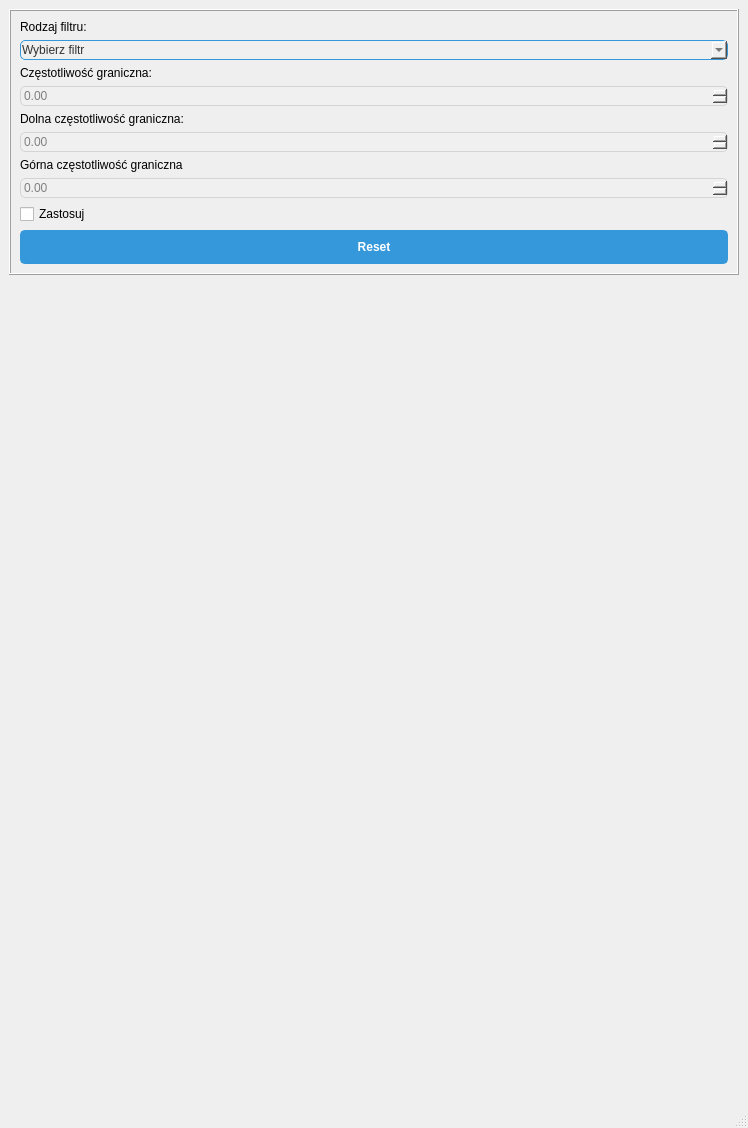
Before: the Qt Designer form dct_window.ui in dominik200029/Praca-dyplomowa, drawn with Qt 5.
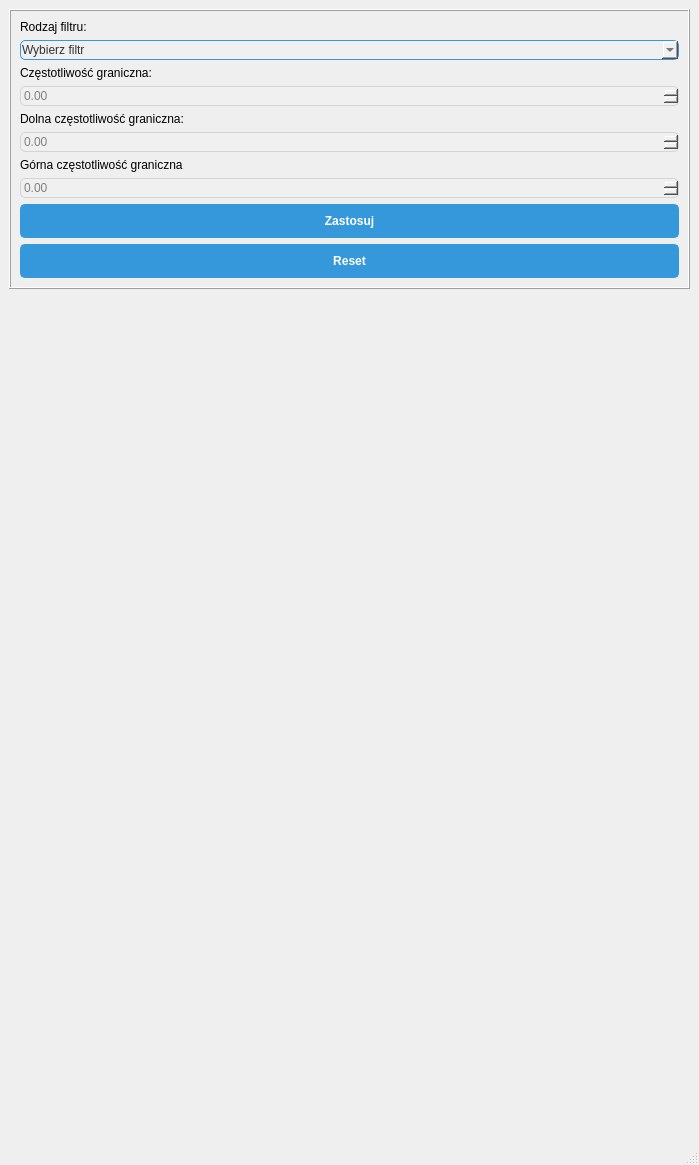
After: the same form once the commit is applied.

What changed in the file:
```diff
--- a/dct_window.ui
+++ b/dct_window.ui
@@ -6,8 +6,8 @@
    <rect>
     <x>0</x>
     <y>0</y>
-    <width>748</width>
-    <height>1128</height>
+    <width>699</width>
+    <height>1165</height>
    </rect>
   </property>
   <property name="windowTitle">
@@ -27,6 +27,52 @@
        <enum>QFrame::Raised</enum>
       </property>
       <layout class="QGridLayout" name="gridLayout_5">
+       <item row="7" column="0">
+        <widget class="QLabel" name="high_cut_off_frequency_label">
+         <property name="styleSheet">
+          <string notr="true">QLabel{
+font: 75 italic 10pt &quot;Century Gothic&quot;;}</string>
+         </property>
+         <property name="text">
+          <string>Górna częstotliwość graniczna</string>
+         </property>
+        </widget>
+       </item>
+       <item row="4" column="0">
+        <widget class="QDoubleSpinBox" name="cut_off_frequency_spinBox">
+         <property name="enabled">
+          <bool>false</bool>
+         </property>
+         <property name="styleSheet">
+          <string notr="true">QDoubleSpinBox
+ {
+    /* Background color */
+    background-color: #f0f0f0;
+    /* Border */
+    border: 1px solid #3498db;
+    border-radius: 5px;
+    /* Text color */
+    color: #333;
+    /* Padding */
+    padding: 1px;
+}
+QDoubleSpinBox:disabled {
+    color: gray;           /* Text color when disabled */
+    background-color: #f0f0f0;  /* Background color when disabled */
+    border: 1px solid #d4d4d4; /* Border color when disabled */
+}</string>
+         </property>
+         <property name="readOnly">
+          <bool>false</bool>
+         </property>
+         <property name="minimum">
+          <double>0.000000000000000</double>
+         </property>
+         <property name="maximum">
+          <double>100000.000000000000000</double>
+         </property>
+        </widget>
+       </item>
        <item row="10" column="0">
         <widget class="QPushButton" name="reset_button">
          <property name="styleSheet">
@@ -57,48 +103,6 @@
          </property>
         </widget>
        </item>
-       <item row="9" column="0">
-        <widget class="QCheckBox" name="apply_check_box">
-         <property name="text">
-          <string>Zastosuj</string>
-         </property>
-        </widget>
-       </item>
-       <item row="4" column="0">
-        <widget class="QDoubleSpinBox" name="cut_off_edit">
-         <property name="enabled">
-          <bool>false</bool>
-         </property>
-         <property name="styleSheet">
-          <string notr="true">QDoubleSpinBox
- {
-    /* Background color */
-    background-color: #f0f0f0;
-    /* Border */
-    border: 1px solid #3498db;
-    border-radius: 5px;
-    /* Text color */
-    color: #333;
-    /* Padding */
-    padding: 1px;
-}
-QDoubleSpinBox:disabled {
-    color: gray;           /* Text color when disabled */
-    background-color: #f0f0f0;  /* Background color when disabled */
-    border: 1px solid #d4d4d4; /* Border color when disabled */
-}</string>
-         </property>
-         <property name="readOnly">
-          <bool>false</bool>
-         </property>
-         <property name="minimum">
-          <double>-100000.000000000000000</double>
-         </property>
-         <property name="maximum">
-          <double>100000.000000000000000</double>
-         </property>
-        </widget>
-       </item>
        <item row="5" column="0">
         <widget class="QLabel" name="label_10">
          <property name="styleSheet">
@@ -110,52 +114,6 @@
          </property>
         </widget>
        </item>
-       <item row="7" column="0">
-        <widget class="QLabel" name="label_11">
-         <property name="styleSheet">
-          <string notr="true">QLabel{
-font: 75 italic 10pt &quot;Century Gothic&quot;;}</string>
-         </property>
-         <property name="text">
-          <string>Górna częstotliwość graniczna</string>
-         </property>
-        </widget>
-       </item>
-       <item row="6" column="0">
-        <widget class="QDoubleSpinBox" name="low_cut_off">
-         <property name="enabled">
-          <bool>false</bool>
-         </property>
-         <property name="styleSheet">
-          <string notr="true">QDoubleSpinBox
- {
-    /* Background color */
-    background-color: #f0f0f0;
-    /* Border */
-    border: 1px solid #3498db;
-    border-radius: 5px;
-    /* Text color */
-    color: #333;
-    /* Padding */
-    padding: 1px;
-}
-QDoubleSpinBox:disabled {
-    color: gray;           /* Text color when disabled */
-    background-color: #f0f0f0;  /* Background color when disabled */
-    border: 1px solid #d4d4d4; /* Border color when disabled */
-}</string>
-         </property>
-         <property name="readOnly">
-          <bool>false</bool>
-         </property>
-         <property name="minimum">
-          <double>-100000.000000000000000</double>
-         </property>
-         <property name="maximum">
-          <double>100000.000000000000000</double>
-         </property>
-        </widget>
-       </item>
        <item row="0" column="0">
         <widget class="QLabel" name="label">
          <property name="styleSheet">
@@ -167,6 +125,87 @@
          </property>
         </widget>
        </item>
+       <item row="6" column="0">
+        <widget class="QDoubleSpinBox" name="low_cut_off_frequency_spinBox">
+         <property name="enabled">
+          <bool>false</bool>
+         </property>
+         <property name="styleSheet">
+          <string notr="true">QDoubleSpinBox
+ {
+    /* Background color */
+    background-color: #f0f0f0;
+    /* Border */
+    border: 1px solid #3498db;
+    border-radius: 5px;
+    /* Text color */
+    color: #333;
+    /* Padding */
+    padding: 1px;
+}
+QDoubleSpinBox:disabled {
+    color: gray;           /* Text color when disabled */
+    background-color: #f0f0f0;  /* Background color when disabled */
+    border: 1px solid #d4d4d4; /* Border color when disabled */
+}</string>
+         </property>
+         <property name="readOnly">
+          <bool>false</bool>
+         </property>
+         <property name="minimum">
+          <double>0.000000000000000</double>
+         </property>
+         <property name="maximum">
+          <double>100000.000000000000000</double>
+         </property>
+        </widget>
+       </item>
+       <item row="3" column="0">
+        <widget class="QLabel" name="sampling_frequency_label">
+         <property name="styleSheet">
+          <string notr="true">QLabel{
+font: 75 italic 10pt &quot;Century Gothic&quot;;}</string>
+         </property>
+         <property name="text">
+          <string>Częstotliwość graniczna:</string>
+         </property>
+        </widget>
+       </item>
+       <item row="8" column="0">
+        <widget class="QDoubleSpinBox" name="high_cut_off_frequency_spinBox">
+         <property name="enabled">
+          <bool>false</bool>
+         </property>
+         <property name="styleSheet">
+          <string notr="true">QDoubleSpinBox
+ {
+    /* Background color */
+    background-color: #f0f0f0;
+    /* Border */
+    border: 1px solid #3498db;
+    border-radius: 5px;
+    /* Text color */
+    color: #333;
+    /* Padding */
+    padding: 1px;
+}
+QDoubleSpinBox:disabled {
+    color: gray;           /* Text color when disabled */
+    background-color: #f0f0f0;  /* Background color when disabled */
+    border: 1px solid #d4d4d4; /* Border color when disabled */
+}</string>
+         </property>
+         <property name="readOnly">
+          <bool>false</bool>
+         </property>
+         <property name="minimum">
+          <double>0.000000000000000</double>
+         </property>
+         <property name="maximum">
+          <double>100000.000000000000000</double>
+         </property>
+        </widget>
+       </item>
        <item row="1" column="0">
         <widget class="QComboBox" name="filters_list">
          <property name="styleSheet">
@@ -213,49 +252,33 @@
          </item>
         </widget>
        </item>
-       <item row="3" column="0">
-        <widget class="QLabel" name="label_2">
+       <item row="9" column="0">
+        <widget class="QPushButton" name="apply_button">
          <property name="styleSheet">
-          <string notr="true">QLabel{
-font: 75 italic 10pt &quot;Century Gothic&quot;;}</string>
-         </property>
-         <property name="text">
-          <string>Częstotliwość graniczna:</string>
-         </property>
-        </widget>
-       </item>
-       <item row="8" column="0">
-        <widget class="QDoubleSpinBox" name="high_cut_off">
-         <property name="enabled">
-          <bool>false</bool>
-         </property>
-         <property name="styleSheet">
-          <string notr="true">QDoubleSpinBox
- {
-    /* Background color */
-    background-color: #f0f0f0;
-    /* Border */
-    border: 1px solid #3498db;
+          <string notr="true">QPushButton {
+    /* Set the default appearance for the push button */
+    background-color: #3498db;
+    border: 2px solid #3498db;
     border-radius: 5px;
-    /* Text color */
-    color: #333;
-    /* Padding */
-    padding: 1px;
+    color: #fff;
+    padding: 8px 12px;
+    font-weight: bold;
 }
-QDoubleSpinBox:disabled {
-    color: gray;           /* Text color when disabled */
-    background-color: #f0f0f0;  /* Background color when disabled */
-    border: 1px solid #d4d4d4; /* Border color when disabled */
+
+QPushButton:hover {
+    /* Change style when the mouse hovers over the button */
+    background-color: #207dbb;
+    border: 2px solid #207dbb;
+}
+
+QPushButton:pressed {
+    /* Change style when the button is pressed */
+    background-color: #266197;
+    border: 2px solid #266197;
 }</string>
          </property>
-         <property name="readOnly">
-          <bool>false</bool>
-         </property>
-         <property name="minimum">
-          <double>-100000.000000000000000</double>
-         </property>
-         <property name="maximum">
-          <double>100000.000000000000000</double>
+         <property name="text">
+          <string>Zastosuj</string>
          </property>
         </widget>
        </item>
```
Left out of the diff: 4 changed lines with no effect on the pictures.
